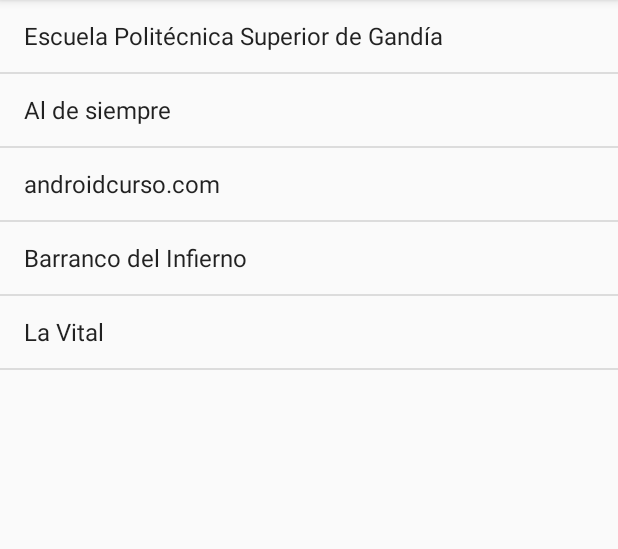
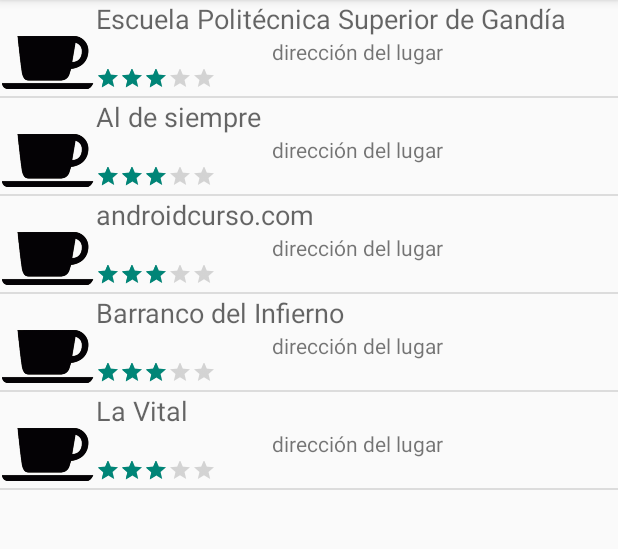
Before and after one commit to dieprane/MisLugares, an Android app: the screen it shows after launch (MainActivity), on a phone screen of 412 x 824 dp, the part 84-633 px from its top. Run offline under Robolectric (Android 15) with nearby library versions, the phone set to English and light mode, and no system bars.

Commit message:
Unidad 5 - ListView en MainActivity con Layout a medias

```diff
--- a/app/src/main/java/org/example/mislugares/MainActivity.java
+++ b/app/src/main/java/org/example/mislugares/MainActivity.java
@@ -25,7 +25,8 @@ public class MainActivity extends ActionBarActivity {
         super.onCreate(savedInstanceState);
         setContentView(R.layout.activity_main);
         adaptador = new ArrayAdapter(this,
-                android.R.layout.simple_list_item_1,
+                R.layout.elemento_lista,
+                R.id.nombre,
                 Lugares.listaNombres());
         ListView listView = (ListView) findViewById(R.id.listView);
         listView.setAdapter(adaptador);
--- /dev/null
+++ b/app/src/main/res/layout/elemento_lista.xml
@@ -0,0 +1,41 @@
+<?xml version="1.0" encoding="utf-8"?>
+<RelativeLayout
+    xmlns:android="http://schemas.android.com/apk/res/android"
+    android:layout_width="match_parent"
+    android:layout_height="?android:attr/listPreferredItemHeight">
+    <ImageView
+        android:id="@+id/foto"
+        android:layout_width="?android:attr/listPreferredItemHeight"
+        android:layout_height="?android:attr/listPreferredItemHeight"
+        android:layout_alignParentLeft="true"
+        android:contentDescription="fotografía"
+        android:src="@drawable/bar"/>
+    <TextView
+        android:id="@+id/nombre"
+        android:layout_width="match_parent"
+        android:layout_height="wrap_content"
+        android:text="Nombres del lugar"
+        android:layout_toRightOf="@id/foto"
+        android:layout_alignParentTop="true"
+        android:textAppearance="?android:attr/textAppearanceMedium"
+        android:singleLine="true" />
+    <TextView
+        android:id="@+id/direccion"
+        android:layout_width="match_parent"
+        android:layout_height="wrap_content"
+        android:layout_below="@id/nombre"
+        android:layout_toRightOf="@id/foto"
+        android:gravity="center"
+        android:singleLine="true"
+        android:text="dirección del lugar"/>
+    <RatingBar
+        android:id="@+id/valoracion"
+        android:layout_width="wrap_content"
+        android:layout_height="wrap_content"
+        android:layout_alignParentBottom="true"
+        android:layout_below="@id/direccion"
+        android:layout_toRightOf="@id/foto"
+        style="?android:attr/ratingBarStyleSmall"
+        android:isIndicator="true"
+        android:rating="3"/>
+</RelativeLayout>
```
